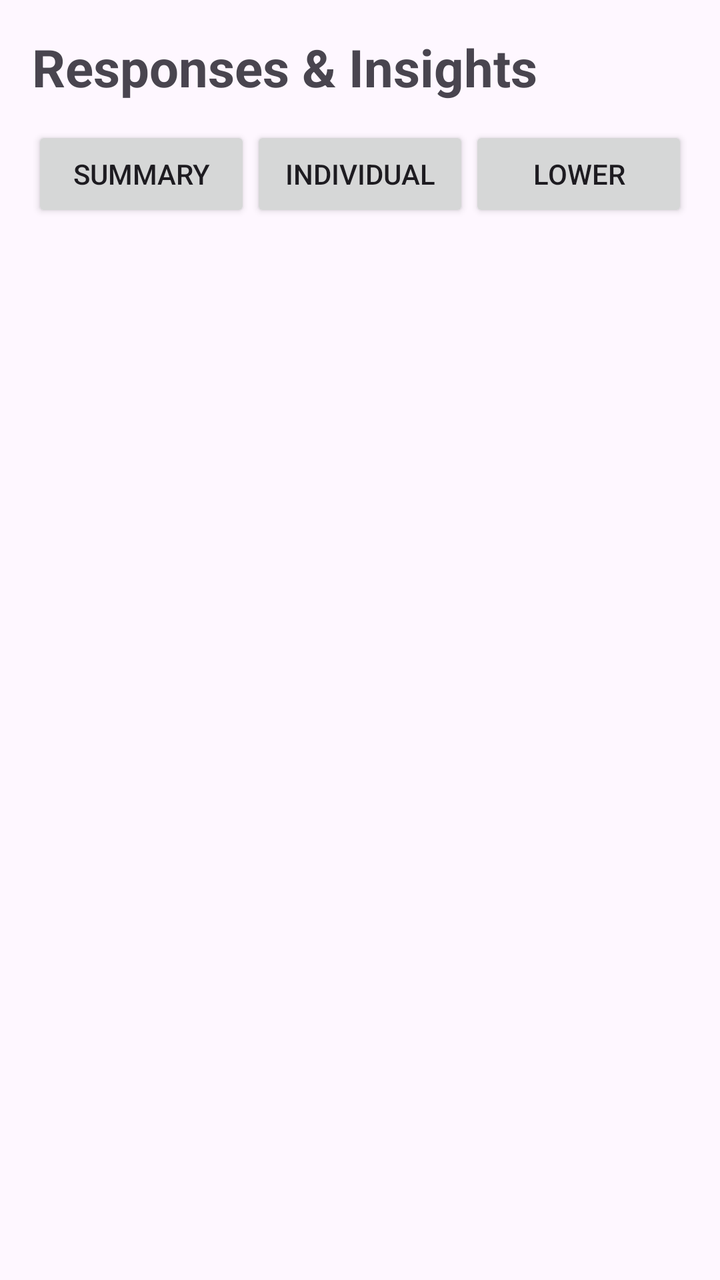
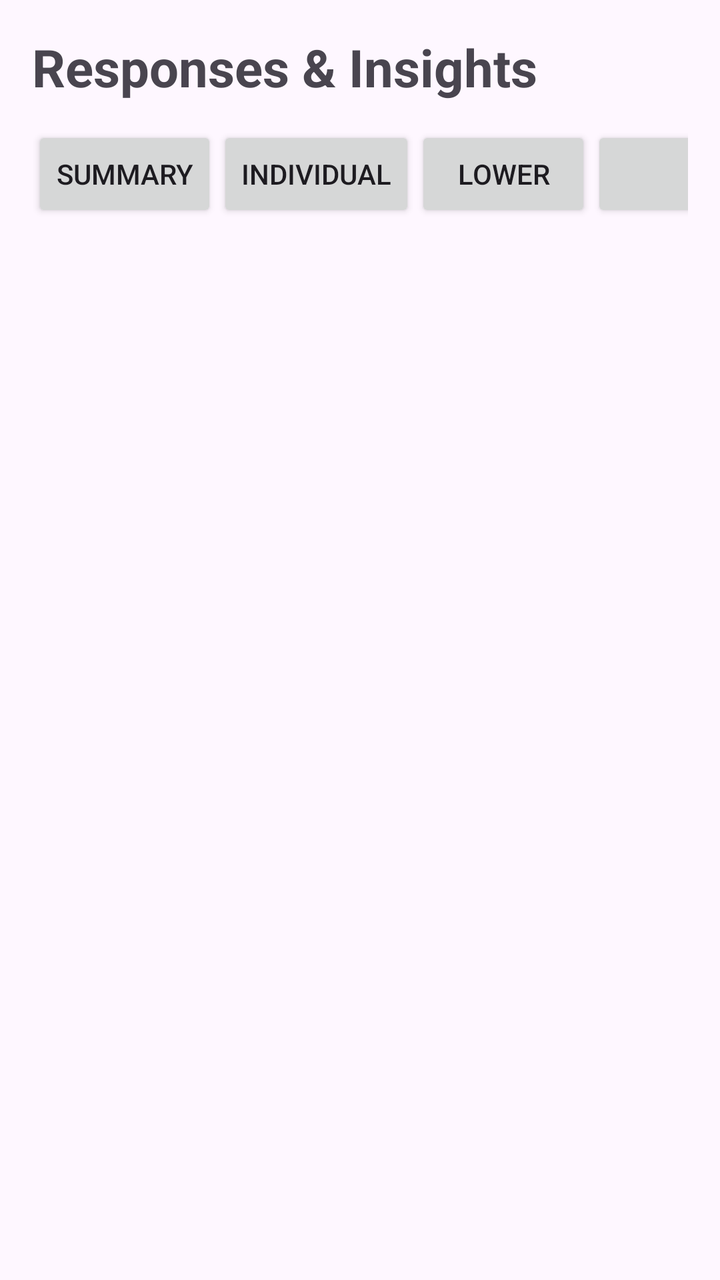

The first picture is an Android layout as it rendered before a commit; the second is the same layout after the commit. The layout source and the unified diff follow.
<!-- AndroidManifest.xml: application theme Theme.FeedbackManagement -->
<!-- res/layout/activity_responses.xml -->
<?xml version="1.0" encoding="utf-8"?>
<LinearLayout
    xmlns:android="http://schemas.android.com/apk/res/android"
    android:layout_width="match_parent"
    android:layout_height="match_parent"
    android:orientation="vertical"
    android:padding="16dp">

    <TextView
        android:layout_width="wrap_content"
        android:layout_height="wrap_content"
        android:text="Responses &amp; Insights"
        android:textSize="26sp"
        android:textStyle="bold"
        android:layout_marginBottom="12dp" />

    <LinearLayout
        android:layout_width="match_parent"
        android:layout_height="wrap_content"
        android:orientation="horizontal">

        <Button
            android:id="@+id/summaryButton"
            android:layout_width="0dp"
            android:layout_height="wrap_content"
            android:layout_weight="1"
            android:text="Summary" />

        <Button
            android:id="@+id/individualButton"
            android:layout_width="0dp"
            android:layout_height="wrap_content"
            android:layout_weight="1"
            android:text="Individual" />

        <Button
            android:id="@+id/lowerFeedbackButton"
            android:layout_width="0dp"
            android:layout_height="wrap_content"
            android:layout_weight="1"
            android:text="Lower" />

    </LinearLayout>

    <ProgressBar
        android:id="@+id/responsesProgressBar"
        android:layout_width="wrap_content"
        android:layout_height="wrap_content"
        android:layout_gravity="center"
        android:visibility="gone" />

    <TextView
        android:id="@+id/responsesStatusText"
        android:layout_width="match_parent"
        android:layout_height="wrap_content"
        android:padding="8dp" />

    <ScrollView
        android:layout_width="match_parent"
        android:layout_height="0dp"
        android:layout_weight="1">

        <LinearLayout
            android:id="@+id/responsesContainer"
            android:layout_width="match_parent"
            android:layout_height="wrap_content"
            android:orientation="vertical" />

    </ScrollView>

</LinearLayout>
<!-- resources referenced by this layout -->
<resources>
  <style name="Theme.FeedbackManagement" parent="Base.Theme.FeedbackManagement" />
  <style name="Base.Theme.FeedbackManagement" parent="Theme.Material3.DayNight.NoActionBar">
          
          
      </style>
</resources>

<!-- the commit's change to res/layout/activity_responses.xml (unified diff, before → after) -->
@@ -40,6 +40,12 @@
             android:layout_weight="1"
             android:text="Lower" />
 
+        <Button
+            android:id="@+id/exportButton"
+            android:layout_width="match_parent"
+            android:layout_height="wrap_content"
+            android:text="Export and Share CSV" />
+
     </LinearLayout>
 
     <ProgressBar
